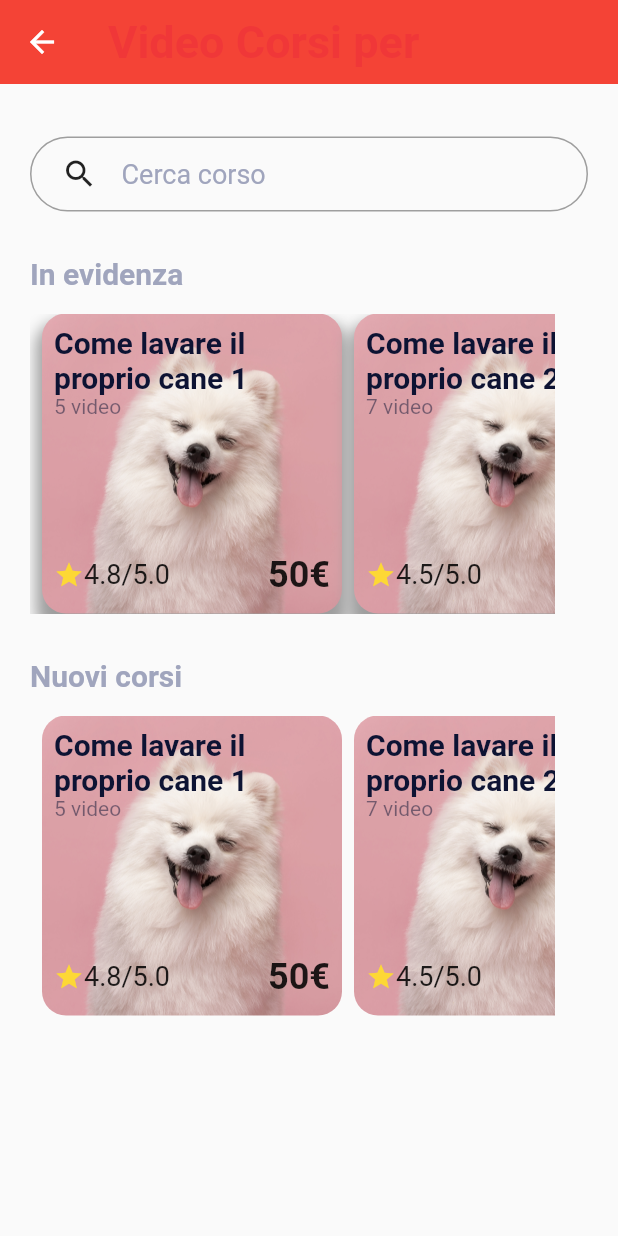
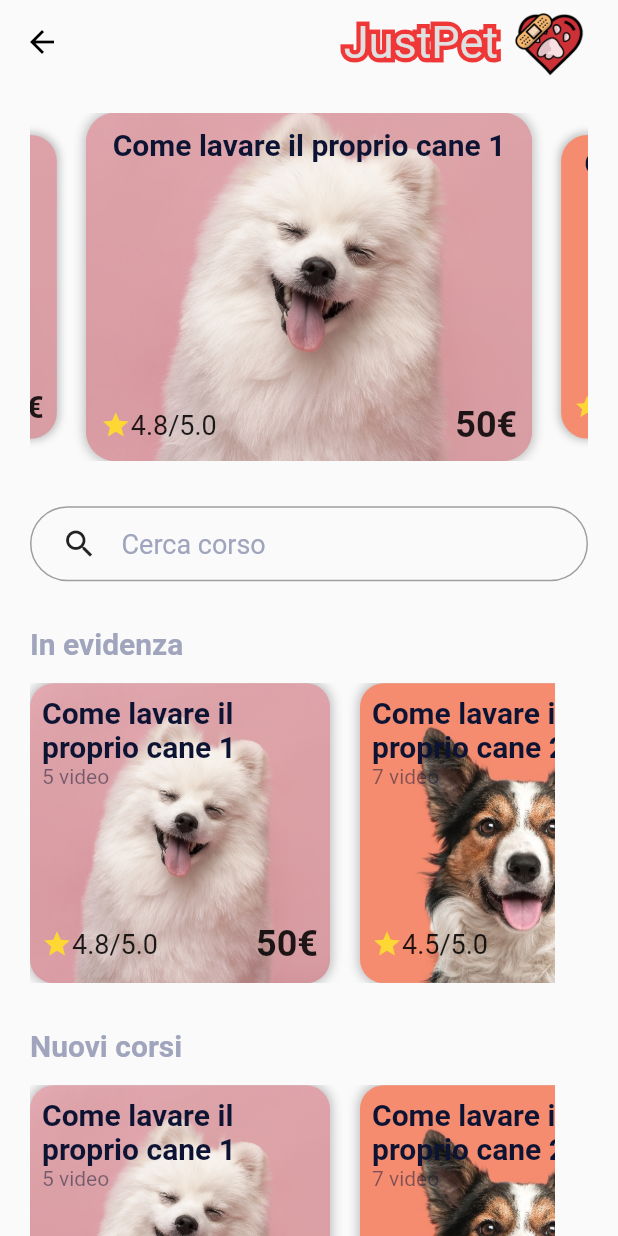
Before and after one commit to Antonio-Zizzari/EMAD2022_23-12, a Flutter app: the Corsi screen opened directly, on a phone screen of 412 x 824 dp. Run offline on Flutter 3.47's test engine with Material 2 defaults, Android fonts, the phone set to English and light mode, and no system bars; drawn by our look-alikes of carousel_slider; missing offline and left inert: snapping_sheet.

Commit message:
Modifica alle schermate Corsi e DettagliVideoCorso

```diff
--- a/Flutter Project/JustPet/lib/Customer/Cust_Component/Corso.dart
+++ b/Flutter Project/JustPet/lib/Customer/Cust_Component/Corso.dart
@@ -26,9 +26,9 @@ class Corso{
 List<Corso> corsi=[
   //Cani
   Corso(titolo: 'Come lavare il proprio cane 1', immagine: "assets/dog.jpg", categoria: 'Cani', numeroVideo: 5, vecchioPrezzo: '70€', prezzo: '50€', visualizzazioni: '18k', valutazione: '4.8'),
-  Corso(titolo: 'Come lavare il proprio cane 2', immagine: "assets/dog.jpg", categoria: 'Cani', numeroVideo: 7, vecchioPrezzo: '120€', prezzo: '75€', visualizzazioni: '1k', valutazione: '4.5'),
-  Corso(titolo: 'Come lavare il proprio cane 3', immagine: "assets/dog.jpg", categoria: 'Cani', numeroVideo: 12, vecchioPrezzo: '155€', prezzo: '135€', visualizzazioni: '29k', valutazione: '4.2'),
-  Corso(titolo: 'Come lavare il proprio cane 4', immagine: "assets/dog.jpg", categoria: 'Cani', numeroVideo: 3, vecchioPrezzo: '35€', prezzo: 'Gratis', visualizzazioni: '7k', valutazione: '4.9'),
+  Corso(titolo: 'Come lavare il proprio cane 2', immagine: "assets/dog2.jpg", categoria: 'Cani', numeroVideo: 7, vecchioPrezzo: '120€', prezzo: '75€', visualizzazioni: '1k', valutazione: '4.5'),
+  Corso(titolo: 'Come lavare il proprio cane 3', immagine: "assets/dog3.jpg", categoria: 'Cani', numeroVideo: 12, vecchioPrezzo: '155€', prezzo: '135€', visualizzazioni: '29k', valutazione: '4.2'),
+  Corso(titolo: 'Come lavare il proprio cane 4', immagine: "assets/dog4.jpg", categoria: 'Cani', numeroVideo: 3, vecchioPrezzo: '35€', prezzo: 'Gratis', visualizzazioni: '7k', valutazione: '4.9'),
   //Gatti
   Corso(titolo: 'Come lavare il proprio gatto', immagine: "assets/cat.jpg", categoria: 'Gatti', numeroVideo: 10, vecchioPrezzo: '70€', prezzo: '50€', visualizzazioni: '18k', valutazione: '4.8'),
   Corso(titolo: 'Come lavare il proprio gatto', immagine: "assets/cat.jpg", categoria: 'Gatti', numeroVideo: 10, vecchioPrezzo: '70€', prezzo: '50€', visualizzazioni: '18k', valutazione: '4.8'),
--- a/Flutter Project/JustPet/lib/Customer/Pages/Corsi.dart
+++ b/Flutter Project/JustPet/lib/Customer/Pages/Corsi.dart
@@ -4,31 +4,31 @@ import 'package:justpet/Customer/Cust_Component/SideMenu.dart';
 import 'package:justpet/Customer/Pages/DettagliVideoCorso.dart';
 import 'package:justpet/global_models/appbar.dart';
 import 'package:justpet/Customer/Cust_Component/Corso.dart';
-import 'package:flutter_staggered_grid_view/flutter_staggered_grid_view.dart';
+import 'package:carousel_slider/carousel_slider.dart';
 import 'package:justpet/global_variables/colors.dart';
 
 class Corsi extends StatelessWidget {
 
-
   @override
   Widget build(BuildContext context) {
     return Scaffold(
-      appBar: AppBar(
-        shadowColor: Colors.transparent,
-        backgroundColor: Colors.red,
-
-        title: Text("Video Corsi per",
-          style: TextStyle(
-            fontSize: 30,
-            fontWeight: FontWeight.bold,
-            color: kPrimaryColor
-          ),),
-      ) ,
-      body: Padding(
-        padding: EdgeInsets.only(left: 20, top: 5, right: 20),
+      appBar: AppBarVeterinario(title: '', showSearch: false,),
+      body: SingleChildScrollView(
+        child: Padding(
+          padding: EdgeInsets.only(left: 20, top: 15, right: 20),
           child: Column(
             crossAxisAlignment: CrossAxisAlignment.start,
             children: <Widget>[
+              CarouselSlider(
+                options: CarouselOptions(
+                  aspectRatio: 1.6,
+                  enlargeCenterPage: true,
+                  scrollDirection: Axis.horizontal,
+                  viewportFraction: 0.8,
+                  autoPlay: true,
+                ),
+                items: corsi.map((e) => ContainerCorsoSlider(corso: e)).toList(),
+              ),
               Container(
                 margin: EdgeInsets.symmetric(vertical: 30),
                 padding: EdgeInsets.fromLTRB(20, 5, 20, 5),
@@ -83,8 +83,71 @@ class Corsi extends StatelessWidget {
                         scrollDirection: Axis.horizontal,
                         itemCount: corsi.length,
                         itemBuilder: (context, index) {
+                          return ContainterCorso(index: index,);
+                        },
+                      ),
+                    ),
+                  ]
+              ),
+              SizedBox(height: 30,),
+              Row(
+                mainAxisAlignment: MainAxisAlignment.spaceBetween,
+                children: <Widget>[
+                  Text("Nuovi corsi",
+                    style: TextStyle(
+                      fontSize: 20,
+                      color: Color(0xFFA0A5BD),
+                      fontWeight: FontWeight.bold,
+                    ),
+                  ),
+                  /*Text(
+                    "Vedi tutti",
+                    style: TextStyle(
+                      fontSize: 18,
+                      color: Color(0xFF0D1333),
+                      // fontWeight: FontWeight.bold,
+                    ).copyWith(color: Color(0xFF6E8AFA)),
+                  ),*/
+                ],
+              ),
+              SizedBox(height: 15),
+              Row(
+                  children: [
+                    Container(
+                      width: 350,
+                      height: 200,
+                      child: ListView.builder(
+                        shrinkWrap: true,
+                        scrollDirection: Axis.horizontal,
+                        itemCount: corsi.length,
+                        itemBuilder: (context, index) {
+                          return ContainterCorso(index: index,);
+                        },
+                      ),
+                    ),
+                  ]
+              ),
+            ],
+          ),
+        ),
+      ),
+    );
+  }
+}
+
+class ContainterCorso extends StatelessWidget {
+
+  final int index;
+
+  ContainterCorso({
+    Key? key,
+    required this.index,
+  }) : super(key: key);
+
+  @override
+  Widget build(BuildContext context) {
     return Padding(
-                        padding: const EdgeInsets.only(left: 8.0),
+      padding: const EdgeInsets.only(right: 20.0),
       child: InkWell(
         onTap: (){
           Navigator.push(context, MaterialPageRoute(
@@ -99,12 +162,7 @@ class Corsi extends StatelessWidget {
           decoration: BoxDecoration(
             borderRadius: BorderRadius.circular(16),
             boxShadow: [
-                                BoxShadow(
-                                  color: Colors.grey,
-                                  blurRadius: 8,
-                                  spreadRadius: 4,
-                                  offset: Offset(0, 10),
-                                ),
+              BoxShadow(blurRadius: 5.0, spreadRadius: 1.0, color: Colors.grey.shade400)
             ],
             image: DecorationImage(
               image: AssetImage(corsi[index].immagine),
@@ -149,80 +207,47 @@ class Corsi extends StatelessWidget {
         ),
       ),
     );
-                  },
-              ),
-                ),
-            ]
-            ),
-            SizedBox(height: 30,),
-            Row(
-              mainAxisAlignment: MainAxisAlignment.spaceBetween,
-              children: <Widget>[
-                Text("Nuovi corsi",
-                  style: TextStyle(
-                    fontSize: 20,
-                    color: Color(0xFFA0A5BD),
-                    fontWeight: FontWeight.bold,
-                  ),
-                ),
-                /*Text(
-                  "Vedi tutti",
-                  style: TextStyle(
-                    fontSize: 18,
-                    color: Color(0xFF0D1333),
-                    // fontWeight: FontWeight.bold,
-                  ).copyWith(color: Color(0xFF6E8AFA)),
-                ),*/
-              ],
-            ),
-            SizedBox(height: 15),
-            Row(
-                children: [
-                  Container(
-                    width: 350,
-                    height: 200,
-                    child: ListView.builder(
-                      shrinkWrap: true,
-                      scrollDirection: Axis.horizontal,
-                      itemCount: corsi.length,
-                      itemBuilder: (context, index) {
-                        return Padding(
-                          padding: const EdgeInsets.only(left: 8.0),
-                          child: InkWell(
+  }
+}
+
+class ContainerCorsoSlider extends StatelessWidget{
+
+  final Corso corso;
+
+  ContainerCorsoSlider({
+    required this.corso
+  });
+
+  @override
+  Widget build(BuildContext context) {
+    return InkWell(
       onTap: (){
         Navigator.push(context, MaterialPageRoute(
             builder: (context) => DettagliVideoCorso(
-                                      corso: corsi[index]
+                corso: corso
             )
         ));
       },
       child: Container(
-                              width: 200,
-                              height: 150,
-                              decoration: BoxDecoration(
-                                borderRadius: BorderRadius.circular(16),
-                                image: DecorationImage(
-                                  image: AssetImage(corsi[index].immagine),
+        decoration: BoxDecoration(image: DecorationImage(
+          image: AssetImage(corso.immagine),
           fit: BoxFit.cover,
         ),
+          borderRadius: BorderRadius.circular(20),
+          boxShadow: [
+            BoxShadow(blurRadius: 5.0, spreadRadius: 1.0, color: Colors.grey.shade400)
+          ],
         ),
         child: Padding(
-                                padding: const EdgeInsets.fromLTRB(8.0, 8.0, 8.0, 12.0),
+          padding: const EdgeInsets.all(10.0),
           child: Column(
-                                  crossAxisAlignment: CrossAxisAlignment.start,
-                                  children: <Widget>[
+            children: [
               Text(
-                                      corsi[index].titolo,
+                corso.titolo,
                 style: TextStyle(
                   fontSize: 20,
                   color: Color(0xFF0D1333),
                   fontWeight: FontWeight.bold,
-                                      ),
-                                    ),
-                                    Text(
-                                      '${corsi[index].numeroVideo} video',
-                                      style: TextStyle(
-                                        color: Color(0xFF0D1333).withOpacity(.5),
                 ),
               ),
               Spacer(),
@@ -233,25 +258,15 @@ class Corsi extends StatelessWidget {
                     size: 20,
                     color: Colors.yellow[600],
                   ),
-                                        Text('${corsi[index].valutazione}/5.0',style: TextStyle(fontSize: 18),),
+                  Text('${corso.valutazione}/5.0',style: TextStyle(fontSize: 18),),
                   Spacer(),
-                                        Text('${corsi[index].prezzo}', style: TextStyle(fontWeight: FontWeight.bold, fontSize: 24),),
+                  Text('${corso.prezzo}', style: TextStyle(fontWeight: FontWeight.bold, fontSize: 24),),
                 ],
               )
             ],
           ),
         ),
       ),
-                          ),
-                        );
-                      },
-                    ),
-                  ),
-                ]
-            ),
-          ],
-        ),
-      ),
     );
   }
 }
--- a/Flutter Project/JustPet/lib/Customer/Pages/DettagliVideoCorso.dart
+++ b/Flutter Project/JustPet/lib/Customer/Pages/DettagliVideoCorso.dart
@@ -1,6 +1,4 @@
-import 'package:draggable_home/draggable_home.dart';
 import 'package:flutter/material.dart';
-import 'package:sliding_up_panel/sliding_up_panel.dart';
 import 'package:justpet/Customer/Cust_Component/AppBarVeterinario.dart';
 import 'package:justpet/Customer/Cust_Component/Corso.dart';
 import 'package:justpet/global_models/appbar.dart';
@@ -134,6 +132,7 @@ class DettagliVideoCorso extends StatelessWidget {
                         text: "${corso.vecchioPrezzo}",
                         style: TextStyle(
                           color: kTextColor.withOpacity(.5),
+                          fontSize: 18,
                           decoration: TextDecoration.lineThrough,
                         ),
                       ),
--- a/Flutter Project/JustPet/pubspec.yaml
+++ b/Flutter Project/JustPet/pubspec.yaml
@@ -38,6 +38,7 @@ dependencies:
   cupertino_icons: ^1.0.2
   flutter_staggered_grid_view: ^0.6.2
   snapping_sheet: ^3.1.0
+  carousel_slider: ^4.1.1
 
 dev_dependencies:
   flutter_test:
@@ -68,6 +69,9 @@ flutter:
     - assets/veterinario2.jpg
     - assets/veterinario3.jpg
     - assets/dog.jpg
+    - assets/dog2.jpg
+    - assets/dog3.jpg
+    - assets/dog4.jpg
     - assets/cat.jpg
     - assets/parrot.jpg
     - assets/user.png
```
Also changed, not shown: Flutter Project/JustPet/assets/dog2.jpg (added), Flutter Project/JustPet/assets/dog3.jpg (added), Flutter Project/JustPet/assets/dog4.jpg (added). Lines whose indentation alone changed are shown as unchanged.
